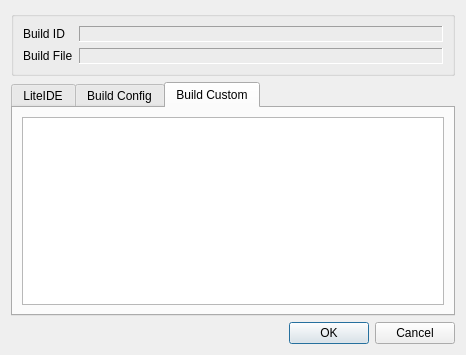
This is liteidex/src/plugins/litebuild/buildconfigdialog.ui in visualfc/liteide as Qt 5 draws it before an edit. The edited form follows.
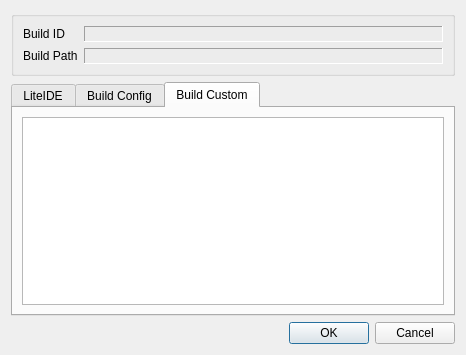
This is the edited form.

Commit message: litebuild : IBuild make actions

Patch:
```diff
--- a/liteidex/src/plugins/litebuild/buildconfigdialog.ui
+++ b/liteidex/src/plugins/litebuild/buildconfigdialog.ui
@@ -49,7 +49,7 @@
       <item row="1" column="0">
        <widget class="QLabel" name="label_3">
         <property name="text">
-         <string>Build File</string>
+         <string>Build Path</string>
         </property>
        </widget>
       </item>
```
The commit also changes 5 other files.
